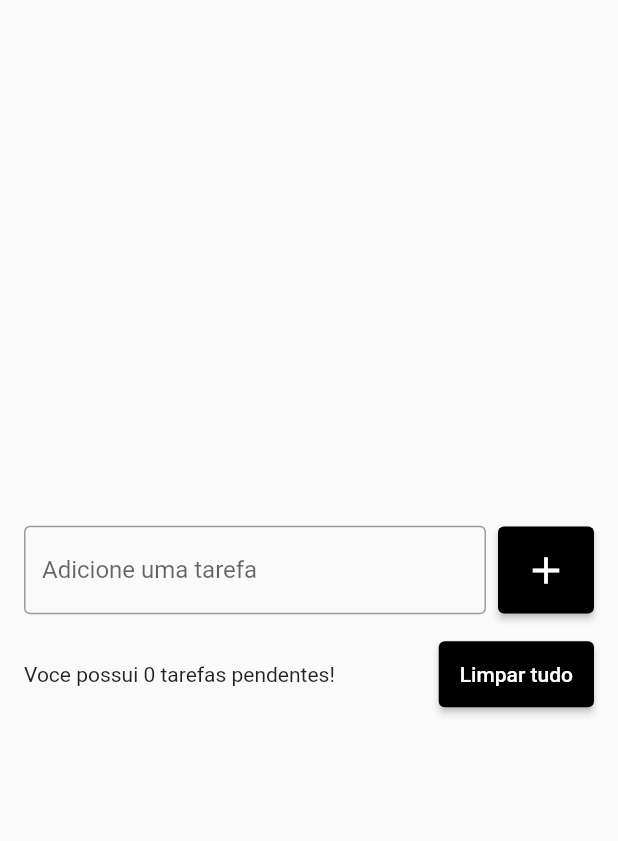
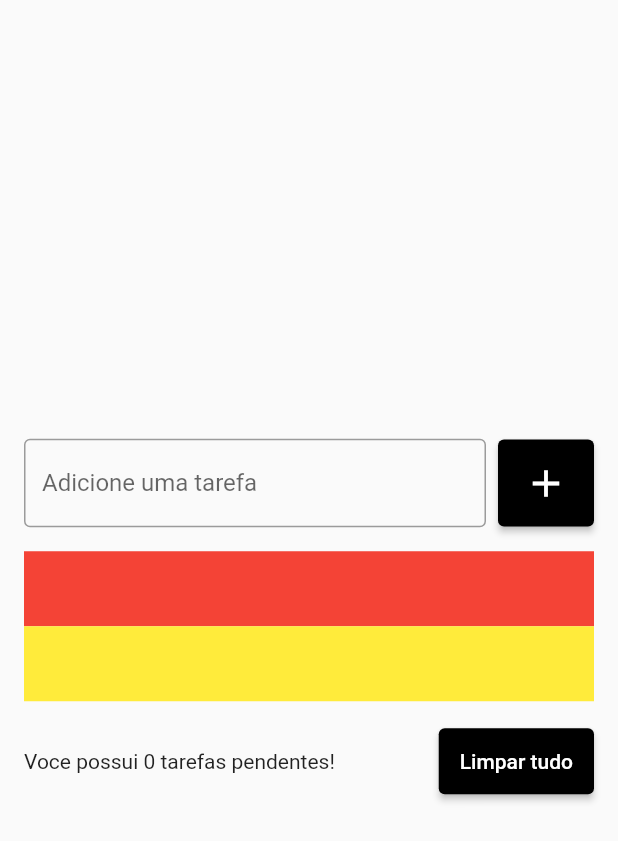
Before and after one commit to Willian000067/todo_list, a Flutter app: the screen it shows after launch, on a phone screen of 412 x 824 dp. Shown: the top 841 px of the screen. Run offline on Flutter 3.47's test engine with Material 2 defaults, Android fonts, the phone set to English and light mode, and no system bars.

Commit message:
Introducao_ListVew

```diff
--- a/lib/pages/todo_list_page.dart
+++ b/lib/pages/todo_list_page.dart
@@ -48,6 +48,25 @@ class TodoListPage extends StatelessWidget {
                 height: 16,
               ), // Esse codigo serve para realizar o afastamento na VERTICAL.
 
+              ListView(
+                shrinkWrap:
+                    true, // Esse comando serve para deixar a lista mais enxuta possivel.
+                children: [
+                  Container(
+                    color: Colors.red,
+                    height: 50,
+                  ),
+                  Container(
+                    color: Colors.yellow,
+                    height: 50,
+                  ),
+                ],
+              ),
+
+              SizedBox(
+                height: 16,
+              ),
+
               Row(
                 children: [
                   Expanded(
```
